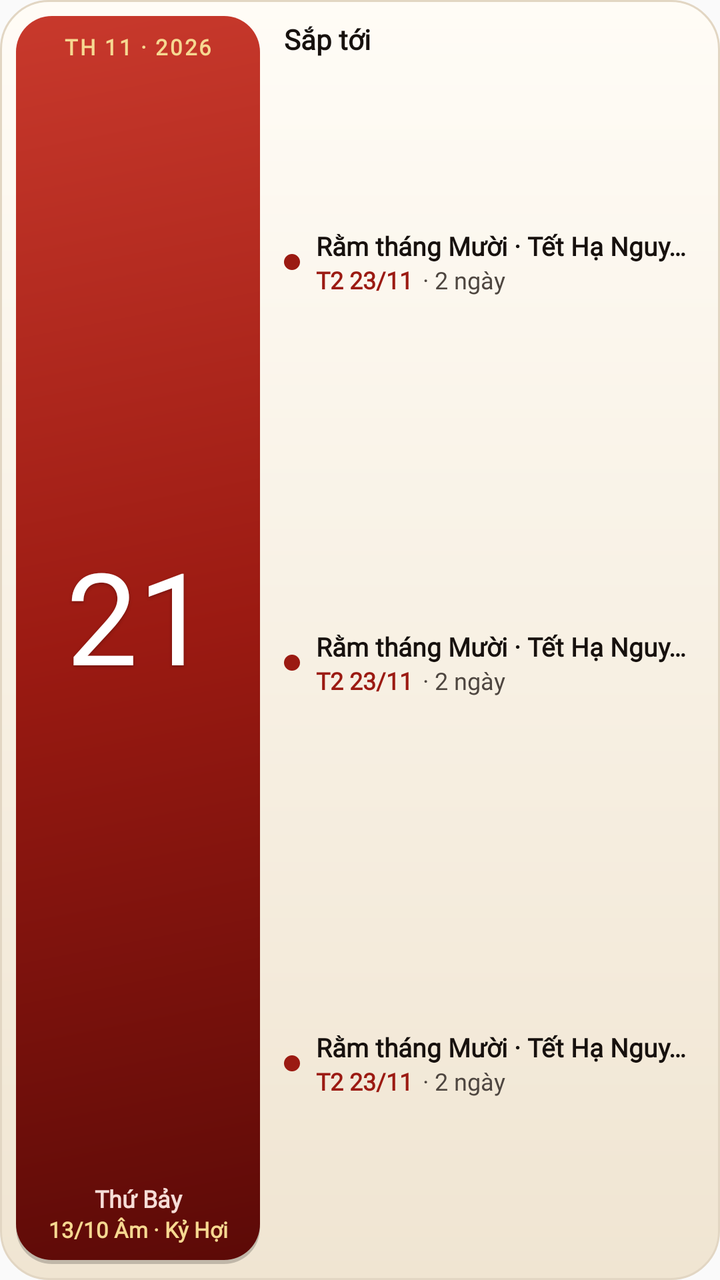
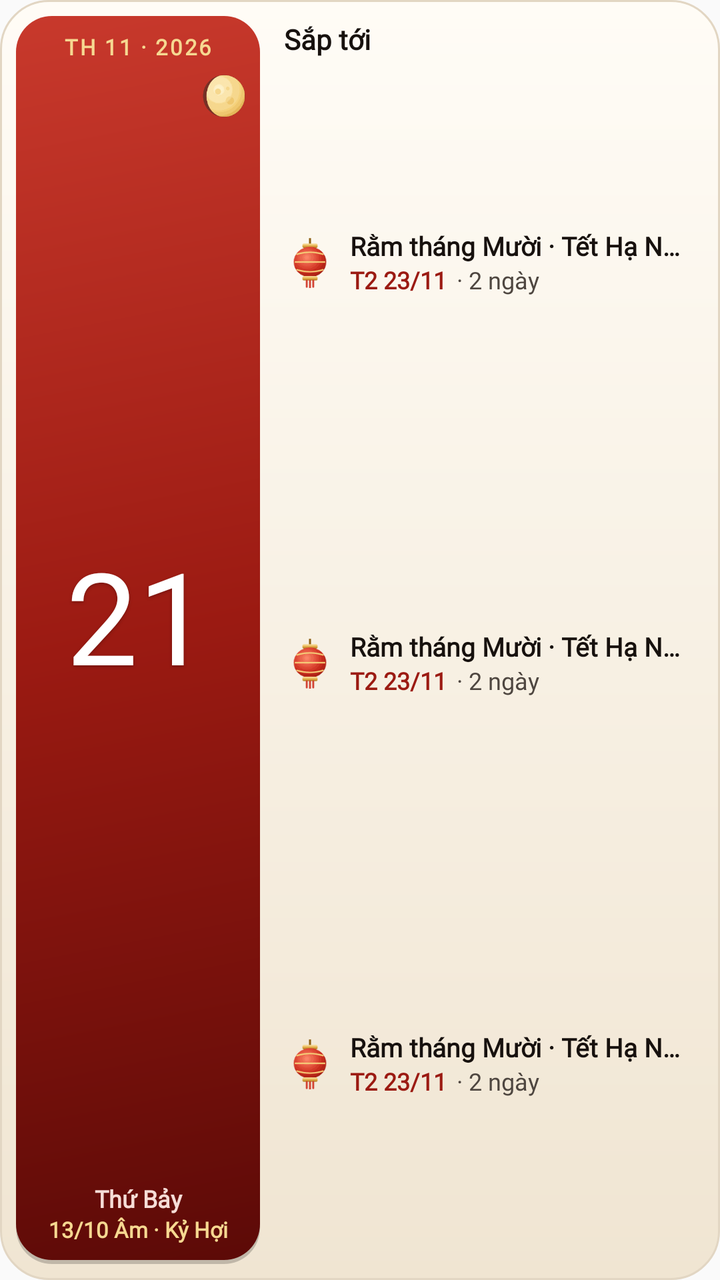

An Android layout rendered at two revisions. The XML below is the earlier revision; the diff shows what the commit changed to produce the second picture.
<!-- AndroidManifest.xml: application theme AppTheme -->
<!-- res/layout/widget_agenda.xml -->
<?xml version="1.0" encoding="utf-8"?>
<LinearLayout xmlns:android="http://schemas.android.com/apk/res/android" android:id="@+id/root" android:layout_width="match_parent" android:layout_height="match_parent"
    android:background="@drawable/widget_bg" android:orientation="horizontal" android:padding="8dp">
    <LinearLayout android:layout_width="122dp" android:layout_height="match_parent" android:orientation="vertical"
        android:background="@drawable/widget_lacquer_panel" android:gravity="center_horizontal" android:paddingTop="8dp" android:paddingBottom="10dp">
        <TextView android:id="@+id/band" android:layout_width="match_parent" android:layout_height="wrap_content" android:gravity="center" android:fontFamily="@font/be_vietnam_pro"
            android:text="TH 11 · 2026" android:textColor="@color/widget_on_lacquer_gold" android:textSize="11sp" android:textStyle="bold" android:letterSpacing="0.08" />
        <TextView android:id="@+id/day" android:layout_width="match_parent" android:layout_height="0dp" android:layout_weight="1" android:fontFamily="@font/noto_serif_digits"
            android:gravity="center" android:text="21" android:textColor="@color/widget_on_accent" android:includeFontPadding="false" android:maxLines="1"
            android:textSize="46sp" android:autoSizeTextType="uniform" android:autoSizeMinTextSize="24sp" android:autoSizeMaxTextSize="64sp" android:shadowColor="#40000000" android:shadowDy="2" android:shadowRadius="4" />
        <TextView android:id="@+id/weekday" android:layout_width="match_parent" android:layout_height="wrap_content" android:gravity="center" android:fontFamily="@font/be_vietnam_pro"
            android:text="Thứ Bảy" android:textColor="@color/widget_on_lacquer_soft" android:textSize="12sp" android:textStyle="bold" />
        <TextView android:id="@+id/lunar" android:layout_width="match_parent" android:layout_height="wrap_content" android:gravity="center" android:fontFamily="@font/be_vietnam_pro"
            android:maxLines="1" android:ellipsize="end" android:paddingLeft="4dp" android:paddingRight="4dp"
            android:text="13/10 Âm · Kỷ Hợi" android:textColor="@color/widget_on_lacquer_gold" android:textSize="11sp" android:textStyle="bold" />
    </LinearLayout>
    <LinearLayout android:layout_width="0dp" android:layout_height="match_parent" android:layout_weight="1"
        android:orientation="vertical" android:paddingLeft="12dp" android:paddingRight="6dp" android:paddingTop="2dp">
        <TextView android:layout_width="match_parent" android:layout_height="wrap_content" android:text="Sắp tới" android:fontFamily="@font/be_vietnam_pro"
            android:textColor="@color/widget_ink" android:textSize="14sp" android:textStyle="bold" android:paddingBottom="2dp" />
        <TextView android:id="@+id/empty" android:layout_width="match_parent" android:layout_height="wrap_content" android:visibility="gone" android:fontFamily="@font/be_vietnam_pro"
            android:text="Không có sự kiện trong 4 tháng tới" android:textColor="@color/widget_muted" android:textSize="12sp" />
        <LinearLayout android:layout_width="match_parent" android:layout_height="match_parent" android:orientation="vertical">
            <LinearLayout android:id="@+id/row0" android:layout_width="match_parent" android:layout_height="0dp" android:layout_weight="1"
                android:orientation="horizontal" android:gravity="center_vertical">
                <TextView android:id="@+id/dot0" android:layout_width="8dp" android:layout_height="8dp" android:background="@drawable/widget_dot_le" />
                <LinearLayout android:layout_width="0dp" android:layout_height="wrap_content" android:layout_weight="1" android:orientation="vertical" android:paddingLeft="8dp">
                    <TextView android:id="@+id/title0" android:layout_width="match_parent" android:layout_height="wrap_content" android:fontFamily="@font/be_vietnam_pro"
                        android:maxLines="1" android:ellipsize="end" android:text="Rằm tháng Mười · Tết Hạ Nguyên" android:textColor="@color/widget_ink" android:textSize="13sp" android:textStyle="bold" />
                    <LinearLayout android:layout_width="match_parent" android:layout_height="wrap_content" android:orientation="horizontal">
                        <TextView android:id="@+id/date0" android:layout_width="wrap_content" android:layout_height="wrap_content" android:fontFamily="@font/be_vietnam_pro"
                            android:text="T2 23/11" android:textColor="@color/widget_accent" android:textSize="12sp" android:textStyle="bold" />
                        <TextView android:id="@+id/count0" android:layout_width="wrap_content" android:layout_height="wrap_content" android:paddingLeft="5dp" android:fontFamily="@font/be_vietnam_pro"
                            android:text="· 2 ngày" android:textColor="@color/widget_muted" android:textSize="12sp" />
                    </LinearLayout>
                </LinearLayout>
            </LinearLayout>
            <LinearLayout android:id="@+id/row1" android:layout_width="match_parent" android:layout_height="0dp" android:layout_weight="1"
                android:orientation="horizontal" android:gravity="center_vertical">
                <TextView android:id="@+id/dot1" android:layout_width="8dp" android:layout_height="8dp" android:background="@drawable/widget_dot_le" />
                <LinearLayout android:layout_width="0dp" android:layout_height="wrap_content" android:layout_weight="1" android:orientation="vertical" android:paddingLeft="8dp">
                    <TextView android:id="@+id/title1" android:layout_width="match_parent" android:layout_height="wrap_content" android:fontFamily="@font/be_vietnam_pro"
                        android:maxLines="1" android:ellipsize="end" android:text="Rằm tháng Mười · Tết Hạ Nguyên" android:textColor="@color/widget_ink" android:textSize="13sp" android:textStyle="bold" />
                    <LinearLayout android:layout_width="match_parent" android:layout_height="wrap_content" android:orientation="horizontal">
                        <TextView android:id="@+id/date1" android:layout_width="wrap_content" android:layout_height="wrap_content" android:fontFamily="@font/be_vietnam_pro"
                            android:text="T2 23/11" android:textColor="@color/widget_accent" android:textSize="12sp" android:textStyle="bold" />
                        <TextView android:id="@+id/count1" android:layout_width="wrap_content" android:layout_height="wrap_content" android:paddingLeft="5dp" android:fontFamily="@font/be_vietnam_pro"
                            android:text="· 2 ngày" android:textColor="@color/widget_muted" android:textSize="12sp" />
                    </LinearLayout>
                </LinearLayout>
            </LinearLayout>
            <LinearLayout android:id="@+id/row2" android:layout_width="match_parent" android:layout_height="0dp" android:layout_weight="1"
                android:orientation="horizontal" android:gravity="center_vertical">
                <TextView android:id="@+id/dot2" android:layout_width="8dp" android:layout_height="8dp" android:background="@drawable/widget_dot_le" />
                <LinearLayout android:layout_width="0dp" android:layout_height="wrap_content" android:layout_weight="1" android:orientation="vertical" android:paddingLeft="8dp">
                    <TextView android:id="@+id/title2" android:layout_width="match_parent" android:layout_height="wrap_content" android:fontFamily="@font/be_vietnam_pro"
                        android:maxLines="1" android:ellipsize="end" android:text="Rằm tháng Mười · Tết Hạ Nguyên" android:textColor="@color/widget_ink" android:textSize="13sp" android:textStyle="bold" />
                    <LinearLayout android:layout_width="match_parent" android:layout_height="wrap_content" android:orientation="horizontal">
                        <TextView android:id="@+id/date2" android:layout_width="wrap_content" android:layout_height="wrap_content" android:fontFamily="@font/be_vietnam_pro"
                            android:text="T2 23/11" android:textColor="@color/widget_accent" android:textSize="12sp" android:textStyle="bold" />
                        <TextView android:id="@+id/count2" android:layout_width="wrap_content" android:layout_height="wrap_content" android:paddingLeft="5dp" android:fontFamily="@font/be_vietnam_pro"
                            android:text="· 2 ngày" android:textColor="@color/widget_muted" android:textSize="12sp" />
                    </LinearLayout>
                </LinearLayout>
            </LinearLayout>
            <LinearLayout android:id="@+id/row3" android:layout_width="match_parent" android:layout_height="0dp" android:layout_weight="1"
                android:orientation="horizontal" android:gravity="center_vertical" android:visibility="gone">
                <TextView android:id="@+id/dot3" android:layout_width="8dp" android:layout_height="8dp" android:background="@drawable/widget_dot_le" />
                <LinearLayout android:layout_width="0dp" android:layout_height="wrap_content" android:layout_weight="1" android:orientation="vertical" android:paddingLeft="8dp">
                    <TextView android:id="@+id/title3" android:layout_width="match_parent" android:layout_height="wrap_content" android:fontFamily="@font/be_vietnam_pro"
                        android:maxLines="1" android:ellipsize="end" android:text="Rằm tháng Mười · Tết Hạ Nguyên" android:textColor="@color/widget_ink" android:textSize="13sp" android:textStyle="bold" />
                    <LinearLayout android:layout_width="match_parent" android:layout_height="wrap_content" android:orientation="horizontal">
                        <TextView android:id="@+id/date3" android:layout_width="wrap_content" android:layout_height="wrap_content" android:fontFamily="@font/be_vietnam_pro"
                            android:text="T2 23/11" android:textColor="@color/widget_accent" android:textSize="12sp" android:textStyle="bold" />
                        <TextView android:id="@+id/count3" android:layout_width="wrap_content" android:layout_height="wrap_content" android:paddingLeft="5dp" android:fontFamily="@font/be_vietnam_pro"
                            android:text="· 2 ngày" android:textColor="@color/widget_muted" android:textSize="12sp" />
                    </LinearLayout>
                </LinearLayout>
            </LinearLayout>
        </LinearLayout>
    </LinearLayout>
</LinearLayout>
<!-- resources referenced by this layout -->
<resources>
  <color name="widget_accent">#9B1A12</color>
  <color name="widget_ink">#17110E</color>
  <color name="widget_muted">#4E4640</color>
  <color name="widget_on_accent">#FFFFFF</color>
  <color name="widget_on_lacquer_gold">#F6D891</color>
  <color name="widget_on_lacquer_soft">#F6DDD7</color>
  <!-- drawable widget_bg (drawable) -->
  <?xml version="1.0" encoding="utf-8"?>
  <layer-list xmlns:android="http://schemas.android.com/apk/res/android">
      <item><shape android:shape="rectangle"><corners android:radius="24dp"/>
          <gradient android:angle="270" android:startColor="@color/widget_paper" android:endColor="@color/widget_paper2"/>
          <stroke android:width="1dp" android:color="@color/widget_line"/></shape></item>
  </layer-list>
  <!-- drawable widget_dot_le (drawable) -->
  <?xml version="1.0" encoding="utf-8"?>
  <shape xmlns:android="http://schemas.android.com/apk/res/android" android:shape="oval"><solid android:color="@color/widget_accent"/><size android:width="8dp" android:height="8dp"/></shape>
  <!-- drawable widget_lacquer_panel (drawable) -->
  <?xml version="1.0" encoding="utf-8"?>
  <layer-list xmlns:android="http://schemas.android.com/apk/res/android">
      <item android:top="2dp"><shape android:shape="rectangle"><corners android:radius="18dp"/><solid android:color="#33000000"/></shape></item>
      <item android:bottom="2dp"><shape android:shape="rectangle"><corners android:radius="18dp"/>
          <gradient android:angle="315" android:startColor="@color/widget_lacquer_hi" android:centerColor="@color/widget_lacquer" android:endColor="@color/widget_lacquer_deep"/></shape></item>
  </layer-list>
  <style name="AppTheme" parent="Theme.AppCompat.Light.DarkActionBar">
          
          <item name="colorPrimary">@color/colorPrimary</item>
          <item name="colorPrimaryDark">@color/colorPrimaryDark</item>
          <item name="colorAccent">@color/colorAccent</item>
      </style>
  <color name="widget_paper">#FFFCF6</color>
  <color name="widget_paper2">#F0E5D2</color>
  <color name="widget_line">#E2D6C3</color>
  <color name="widget_lacquer_hi">#C8392C</color>
  <color name="widget_lacquer">#9B1A12</color>
  <color name="widget_lacquer_deep">#5C0A07</color>
</resources>

<!-- the commit's change to res/layout/widget_agenda.xml (unified diff, before → after) -->
@@ -1,7 +1,8 @@
 <?xml version="1.0" encoding="utf-8"?>
 <LinearLayout xmlns:android="http://schemas.android.com/apk/res/android" android:id="@+id/root" android:layout_width="match_parent" android:layout_height="match_parent"
     android:background="@drawable/widget_bg" android:orientation="horizontal" android:padding="8dp">
-    <LinearLayout android:layout_width="122dp" android:layout_height="match_parent" android:orientation="vertical"
+    <FrameLayout android:layout_width="122dp" android:layout_height="match_parent">
+    <LinearLayout android:layout_width="match_parent" android:layout_height="match_parent" android:orientation="vertical"
         android:background="@drawable/widget_lacquer_panel" android:gravity="center_horizontal" android:paddingTop="8dp" android:paddingBottom="10dp">
         <TextView android:id="@+id/band" android:layout_width="match_parent" android:layout_height="wrap_content" android:gravity="center" android:fontFamily="@font/be_vietnam_pro"
             android:text="TH 11 · 2026" android:textColor="@color/widget_on_lacquer_gold" android:textSize="11sp" android:textStyle="bold" android:letterSpacing="0.08" />
@@ -14,6 +15,9 @@
             android:maxLines="1" android:ellipsize="end" android:paddingLeft="4dp" android:paddingRight="4dp"
             android:text="13/10 Âm · Kỷ Hợi" android:textColor="@color/widget_on_lacquer_gold" android:textSize="11sp" android:textStyle="bold" />
     </LinearLayout>
+    <ImageView android:id="@+id/moon" android:layout_width="24dp" android:layout_height="24dp" android:layout_gravity="top|end" android:layout_marginTop="28dp" android:layout_marginRight="6dp"
+        android:src="@drawable/widget_moon_13" android:contentDescription="Trăng hôm nay" />
+    </FrameLayout>
     <LinearLayout android:layout_width="0dp" android:layout_height="match_parent" android:layout_weight="1"
         android:orientation="vertical" android:paddingLeft="12dp" android:paddingRight="6dp" android:paddingTop="2dp">
         <TextView android:layout_width="match_parent" android:layout_height="wrap_content" android:text="Sắp tới" android:fontFamily="@font/be_vietnam_pro"
@@ -23,8 +27,8 @@
         <LinearLayout android:layout_width="match_parent" android:layout_height="match_parent" android:orientation="vertical">
             <LinearLayout android:id="@+id/row0" android:layout_width="match_parent" android:layout_height="0dp" android:layout_weight="1"
                 android:orientation="horizontal" android:gravity="center_vertical">
-                <TextView android:id="@+id/dot0" android:layout_width="8dp" android:layout_height="8dp" android:background="@drawable/widget_dot_le" />
-                <LinearLayout android:layout_width="0dp" android:layout_height="wrap_content" android:layout_weight="1" android:orientation="vertical" android:paddingLeft="8dp">
+                <ImageView android:id="@+id/dot0" android:layout_width="26dp" android:layout_height="26dp" android:src="@drawable/widget_ic_moon" android:contentDescription="Loại ngày" />
+                <LinearLayout android:layout_width="0dp" android:layout_height="wrap_content" android:layout_weight="1" android:orientation="vertical" android:paddingLeft="7dp">
                     <TextView android:id="@+id/title0" android:layout_width="match_parent" android:layout_height="wrap_content" android:fontFamily="@font/be_vietnam_pro"
                         android:maxLines="1" android:ellipsize="end" android:text="Rằm tháng Mười · Tết Hạ Nguyên" android:textColor="@color/widget_ink" android:textSize="13sp" android:textStyle="bold" />
                     <LinearLayout android:layout_width="match_parent" android:layout_height="wrap_content" android:orientation="horizontal">
@@ -37,8 +41,8 @@
             </LinearLayout>
             <LinearLayout android:id="@+id/row1" android:layout_width="match_parent" android:layout_height="0dp" android:layout_weight="1"
                 android:orientation="horizontal" android:gravity="center_vertical">
-                <TextView android:id="@+id/dot1" android:layout_width="8dp" android:layout_height="8dp" android:background="@drawable/widget_dot_le" />
-                <LinearLayout android:layout_width="0dp" android:layout_height="wrap_content" android:layout_weight="1" android:orientation="vertical" android:paddingLeft="8dp">
+                <ImageView android:id="@+id/dot1" android:layout_width="26dp" android:layout_height="26dp" android:src="@drawable/widget_ic_moon" android:contentDescription="Loại ngày" />
+                <LinearLayout android:layout_width="0dp" android:layout_height="wrap_content" android:layout_weight="1" android:orientation="vertical" android:paddingLeft="7dp">
                     <TextView android:id="@+id/title1" android:layout_width="match_parent" android:layout_height="wrap_content" android:fontFamily="@font/be_vietnam_pro"
                         android:maxLines="1" android:ellipsize="end" android:text="Rằm tháng Mười · Tết Hạ Nguyên" android:textColor="@color/widget_ink" android:textSize="13sp" android:textStyle="bold" />
                     <LinearLayout android:layout_width="match_parent" android:layout_height="wrap_content" android:orientation="horizontal">
@@ -51,8 +55,8 @@
             </LinearLayout>
             <LinearLayout android:id="@+id/row2" android:layout_width="match_parent" android:layout_height="0dp" android:layout_weight="1"
                 android:orientation="horizontal" android:gravity="center_vertical">
-                <TextView android:id="@+id/dot2" android:layout_width="8dp" android:layout_height="8dp" android:background="@drawable/widget_dot_le" />
-                <LinearLayout android:layout_width="0dp" android:layout_height="wrap_content" android:layout_weight="1" android:orientation="vertical" android:paddingLeft="8dp">
+                <ImageView android:id="@+id/dot2" android:layout_width="26dp" android:layout_height="26dp" android:src="@drawable/widget_ic_moon" android:contentDescription="Loại ngày" />
+                <LinearLayout android:layout_width="0dp" android:layout_height="wrap_content" android:layout_weight="1" android:orientation="vertical" android:paddingLeft="7dp">
                     <TextView android:id="@+id/title2" android:layout_width="match_parent" android:layout_height="wrap_content" android:fontFamily="@font/be_vietnam_pro"
                         android:maxLines="1" android:ellipsize="end" android:text="Rằm tháng Mười · Tết Hạ Nguyên" android:textColor="@color/widget_ink" android:textSize="13sp" android:textStyle="bold" />
                     <LinearLayout android:layout_width="match_parent" android:layout_height="wrap_content" android:orientation="horizontal">
@@ -65,8 +69,8 @@
             </LinearLayout>
             <LinearLayout android:id="@+id/row3" android:layout_width="match_parent" android:layout_height="0dp" android:layout_weight="1"
                 android:orientation="horizontal" android:gravity="center_vertical" android:visibility="gone">
-                <TextView android:id="@+id/dot3" android:layout_width="8dp" android:layout_height="8dp" android:background="@drawable/widget_dot_le" />
-                <LinearLayout android:layout_width="0dp" android:layout_height="wrap_content" android:layout_weight="1" android:orientation="vertical" android:paddingLeft="8dp">
+                <ImageView android:id="@+id/dot3" android:layout_width="26dp" android:layout_height="26dp" android:src="@drawable/widget_ic_moon" android:contentDescription="Loại ngày" />
+                <LinearLayout android:layout_width="0dp" android:layout_height="wrap_content" android:layout_weight="1" android:orientation="vertical" android:paddingLeft="7dp">
                     <TextView android:id="@+id/title3" android:layout_width="match_parent" android:layout_height="wrap_content" android:fontFamily="@font/be_vietnam_pro"
                         android:maxLines="1" android:ellipsize="end" android:text="Rằm tháng Mười · Tết Hạ Nguyên" android:textColor="@color/widget_ink" android:textSize="13sp" android:textStyle="bold" />
                     <LinearLayout android:layout_width="match_parent" android:layout_height="wrap_content" android:orientation="horizontal">
<!-- resource entries referenced after the edit -->
@@ -13,9 +13,7 @@
           <gradient android:angle="270" android:startColor="@color/widget_paper" android:endColor="@color/widget_paper2"/>
           <stroke android:width="1dp" android:color="@color/widget_line"/></shape></item>
   </layer-list>
-  <!-- drawable widget_dot_le (drawable) -->
-  <?xml version="1.0" encoding="utf-8"?>
-  <shape xmlns:android="http://schemas.android.com/apk/res/android" android:shape="oval"><solid android:color="@color/widget_accent"/><size android:width="8dp" android:height="8dp"/></shape>
+  <!-- drawable widget_ic_moon: png bitmap (drawable-nodpi, 2072 bytes) -->
   <!-- drawable widget_lacquer_panel (drawable) -->
   <?xml version="1.0" encoding="utf-8"?>
   <layer-list xmlns:android="http://schemas.android.com/apk/res/android">
@@ -23,6 +21,7 @@
       <item android:bottom="2dp"><shape android:shape="rectangle"><corners android:radius="18dp"/>
           <gradient android:angle="315" android:startColor="@color/widget_lacquer_hi" android:centerColor="@color/widget_lacquer" android:endColor="@color/widget_lacquer_deep"/></shape></item>
   </layer-list>
+  <!-- drawable widget_moon_13: png bitmap (drawable-nodpi, 1941 bytes) -->
   <style name="AppTheme" parent="Theme.AppCompat.Light.DarkActionBar">
           
           <item name="colorPrimary">@color/colorPrimary</item>
